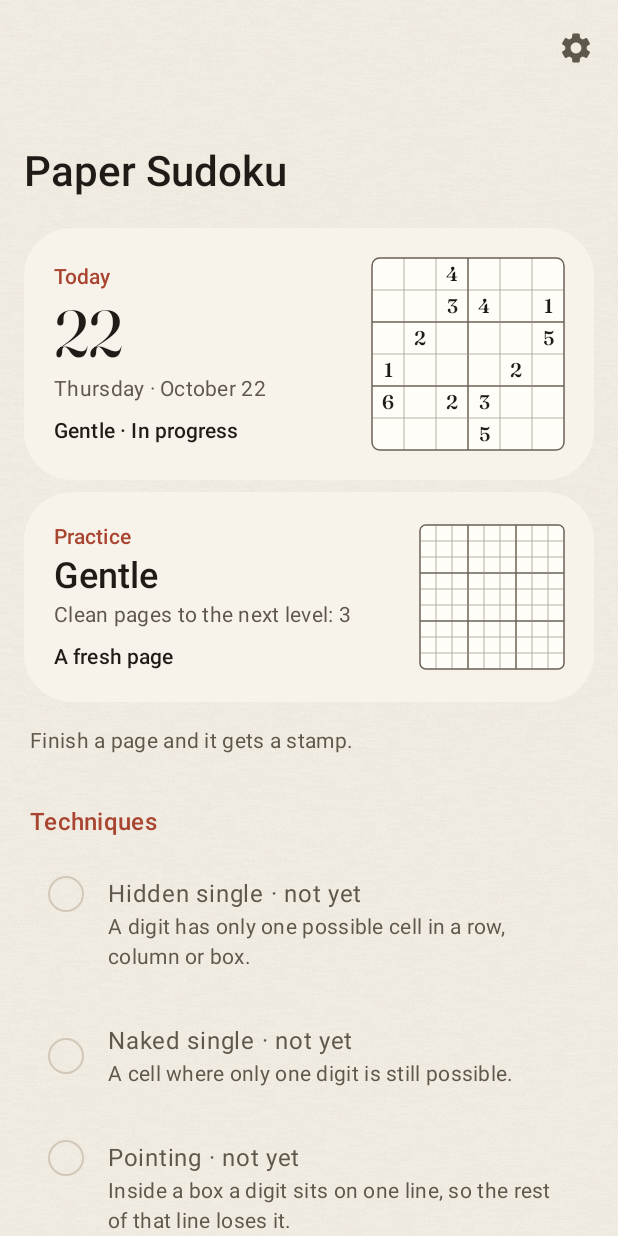
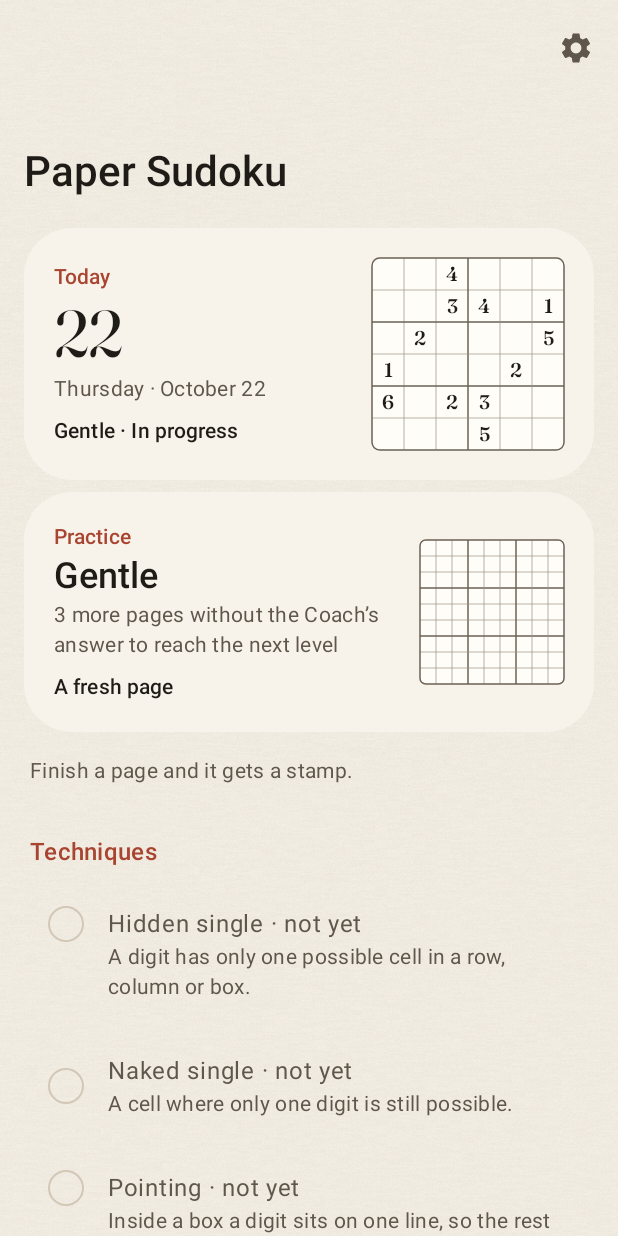
Before and after one commit to hxddh/paper-sudoku, an Android app built with Jetpack Compose: the screen it shows after launch (MainActivity), after a tap on "Notebook", on a phone screen of 412 x 824 dp. Run offline under Robolectric (Android 15) with nearby library versions, the phone set to English and light mode, and no system bars; our stand-ins replace Material 3 Expressive styles (plain Material 3 is drawn), Navigation 3, Room's generated code; libraries missing offline, so code that uses them is left out: androidx.glance, androidx.glance.action, androidx.glance.appwidget, androidx.glance.background, androidx.glance.color and 3 more; 4 statements that could not run were skipped.

Commit message:
v5 product: clean means no answer, honest Coach, first-run line, notebook from install, copy pass
- One rule for a clean page everywhere (no Coach answer): solved note, share,
  restart dialog; pointing out a wrong digit keeps a page clean.
- The Coach tags the technique it explains and marks the cell its note names
  (naked single from Look, the target from Why); Claiming gets its own tip.
- Notebook begins at install (or the earliest page held), handbook above the
  days, the stamp count includes practice pages.
- One how-to line on the status line until the first digit is written.
- Copy: 入门/进阶/挑战, 看/想/答, fixed Chinese X-Wing and calques, 'Pencil'
  throughout, practice progress as a plural, share without 'Daily Mini',
  'Print a blank copy' with the platform sans for words and a titled file.
- The Coach note grows with large text instead of hiding words.
- Docs no longer mention the journal or pause.

Co-Authored-By: Claude Opus 5.5 <noreply@anthropic.com>
Claude-Session: https://claude.ai/code/session_013hMTG2k8E5rJFySPfkKP58

```diff
--- a/app/src/main/kotlin/com/titpea/papersudoku/data/SettingsRepository.kt
+++ b/app/src/main/kotlin/com/titpea/papersudoku/data/SettingsRepository.kt
@@ -28,6 +28,8 @@ data class UserSettings(
     val autoClearNotes: Boolean = true,
     /** Techniques met in solved puzzles or explained by the Coach. */
     val techniquesMet: Set<Technique> = emptySet(),
+    /** The player has written a first digit; the one-line how-to stops showing. */
+    val wroteFirstDigit: Boolean = false,
 )
 
 interface SettingsStore {
@@ -55,6 +57,7 @@ class DataStoreSettings(context: Context) : SettingsStore {
             p[THEME_MODE] = next.theme.name
             p[AUTO_CLEAR_NOTES] = next.autoClearNotes
             p[TECHNIQUES_MET] = next.techniquesMet.map { it.name }.toSet()
+            p[WROTE_FIRST_DIGIT] = next.wroteFirstDigit
         }
     }
 
@@ -64,6 +67,7 @@ class DataStoreSettings(context: Context) : SettingsStore {
         techniquesMet = this[TECHNIQUES_MET].orEmpty()
             .mapNotNull { name -> Technique.entries.firstOrNull { it.name == name } }
             .toSet(),
+        wroteFirstDigit = this[WROTE_FIRST_DIGIT] ?: false,
     )
 
     private companion object {
@@ -72,5 +76,6 @@ class DataStoreSettings(context: Context) : SettingsStore {
         val THEME_MODE = stringPreferencesKey("theme_mode")
         val AUTO_CLEAR_NOTES = booleanPreferencesKey("auto_clear_notes")
         val TECHNIQUES_MET = stringSetPreferencesKey("techniques_met")
+        val WROTE_FIRST_DIGIT = booleanPreferencesKey("wrote_first_digit")
     }
 }
--- a/app/src/main/kotlin/com/titpea/papersudoku/notebook/NotebookScreen.kt
+++ b/app/src/main/kotlin/com/titpea/papersudoku/notebook/NotebookScreen.kt
@@ -262,7 +262,7 @@ private fun PracticeCard(
     val progress = if (next == null) {
         stringResource(R.string.practice_top_level)
     } else {
-        stringResource(R.string.practice_to_next, next)
+        pluralStringResource(R.plurals.practice_to_next, next, next)
     }
     val status = if (practice.saved != null) {
         stringResource(R.string.practice_continue, (practice.saved.number ?: 0) + 1)
--- a/app/src/main/kotlin/com/titpea/papersudoku/page/PageScreen.kt
+++ b/app/src/main/kotlin/com/titpea/papersudoku/page/PageScreen.kt
@@ -100,6 +100,7 @@ import androidx.compose.ui.semantics.LiveRegionMode
 import androidx.compose.ui.semantics.heading
 import androidx.compose.ui.semantics.liveRegion
 import androidx.compose.ui.semantics.semantics
+import androidx.compose.ui.text.style.TextAlign
 import androidx.compose.ui.unit.Dp
 import androidx.compose.ui.unit.dp
 import com.titpea.papersudoku.R
@@ -408,7 +409,7 @@ private fun WorkArea(
                 verticalArrangement = Arrangement.Bottom,
             ) {
                 PageToolbar(game, onEvent)
-                StatusLine(game, onEvent)
+                StatusLine(game, onEvent, showHint = !state.settings.wroteFirstDigit)
                 Keypad(game, onEvent)
             }
             WorkMode.Coach -> state.coach?.let { coach ->
@@ -416,8 +417,8 @@ private fun WorkArea(
                     coach = coach,
                     geometry = game.spec.geometry,
                     onEvent = onEvent,
-                    // A fixed height: the note scrolls inside rather than pushing the board.
-                    modifier = Modifier.fillMaxWidth().height(height).graphicsLayer {
+                    // The tools' height at normal sizes; with large text the note grows to show it all.
+                    modifier = Modifier.fillMaxWidth().heightIn(min = height).graphicsLayer {
                         val s = 1f - 0.06f * backProgress
                         scaleX = s
                         scaleY = s
@@ -447,13 +448,17 @@ private fun WorkArea(
     }
 }
 
-/** One quiet line between the tools and the digits that says which mode the pen is in. */
+/**
+ * One quiet line between the tools and the digits that says which mode the pen is in. Until the
+ * first digit is ever written it carries the one how-to the app has.
+ */
 @Composable
-private fun StatusLine(game: GameState, onEvent: (PageEvent) -> Unit) {
+private fun StatusLine(game: GameState, onEvent: (PageEvent) -> Unit, showHint: Boolean) {
     val held = game.lockedDigit
     val text = when {
         held != null -> stringResource(R.string.status_holding, held)
         game.notesMode -> stringResource(R.string.status_pencil)
+        showHint -> stringResource(R.string.status_hint)
         else -> ""
     }
     Box(
@@ -473,7 +478,13 @@ private fun StatusLine(game: GameState, onEvent: (PageEvent) -> Unit) {
                 Text(text, style = MaterialTheme.typography.labelLarge)
             }
         } else if (text.isNotEmpty()) {
-            Text(text, style = MaterialTheme.typography.labelMedium, color = PaperTheme.ink.pencil)
+            Text(
+                text,
+                style = MaterialTheme.typography.labelMedium,
+                color = PaperTheme.ink.pencil,
+                textAlign = TextAlign.Center,
+                modifier = Modifier.padding(horizontal = 8.dp),
+            )
         }
     }
 }
--- a/app/src/main/kotlin/com/titpea/papersudoku/page/PageViewModel.kt
+++ b/app/src/main/kotlin/com/titpea/papersudoku/page/PageViewModel.kt
@@ -225,6 +225,10 @@ class PageViewModel(
         }
         scheduleSave()
         feedback?.let { _effects.trySend(it) }
+        // The one-line how-to is shown until the player writes a first digit.
+        if (after.values != before.values && !current.settings.wroteFirstDigit) {
+            viewModelScope.launch { updateSettings { it.copy(wroteFirstDigit = true) } }
+        }
     }
 
     // endregion
--- a/app/src/main/kotlin/com/titpea/papersudoku/share/Sharing.kt
+++ b/app/src/main/kotlin/com/titpea/papersudoku/share/Sharing.kt
@@ -17,10 +17,11 @@ fun shareText(context: Context, game: GameState): String {
     val spec = game.spec
     val difficulty = res.getString(difficultyRes(spec.difficulty))
     val time = formatElapsed(game.elapsedMillis / 1_000)
-    val coach = res.getString(if (game.coach.deepest == 0) R.string.share_clean else R.string.share_coached)
+    // Clean means the Coach never gave an answer (the same rule as stamps and practice levels).
+    val coach = res.getString(if (game.coach.deepest < 3) R.string.share_clean else R.string.share_coached)
     val day = spec.epochDay
     val heading = if (spec.kind == PuzzleKind.Daily && day != null) {
-        val date = LocalDate.ofEpochDay(day).format(DateTimeFormatter.ofLocalizedDate(FormatStyle.MEDIUM))
+        val date = LocalDate.ofEpochDay(day).format(DateTimeFormatter.ofLocalizedDate(FormatStyle.LONG))
         res.getString(R.string.share_heading_daily, date)
     } else {
         res.getString(R.string.share_heading_classic, (spec.number ?: 0) + 1)
--- a/app/src/main/res/values/plurals.xml
+++ b/app/src/main/res/values/plurals.xml
@@ -4,4 +4,8 @@
         <item quantity="one">%1$d page stamped.</item>
         <item quantity="other">%1$d pages stamped.</item>
     </plurals>
+    <plurals name="practice_to_next">
+        <item quantity="one">One more page without the Coach’s answer to reach the next level</item>
+        <item quantity="other">%1$d more pages without the Coach’s answer to reach the next level</item>
+    </plurals>
 </resources>
--- a/app/src/main/res/values/strings.xml
+++ b/app/src/main/res/values/strings.xml
@@ -4,7 +4,7 @@
     <string name="difficulty_gentle">Gentle</string>
     <string name="difficulty_steady">Steady</string>
     <string name="difficulty_tricky">Tricky</string>
-    <string name="action_print">Print</string>
+    <string name="action_print">Print a blank copy</string>
     <string name="action_share">Share</string>
     <string name="more_options">More options</string>
     <string name="menu_restart">Restart this puzzle</string>
@@ -12,7 +12,7 @@
     <string name="cancel">Cancel</string>
     <string name="undo">Undo</string>
     <string name="erase">Erase</string>
-    <string name="notes">Notes</string>
+    <string name="notes">Pencil</string>
     <string name="coach">Coach</string>
     <string name="keypad_digit">%1$d, %2$d left</string>
     <string name="keypad_done">%1$d, all placed</string>
@@ -22,7 +22,7 @@
     <string name="cell_empty">empty</string>
     <string name="cell_given">printed %1$d</string>
     <string name="cell_entered">written %1$d</string>
-    <string name="cell_notes">notes %1$s</string>
+    <string name="cell_notes">pencil marks %1$s</string>
     <string name="cell_conflict">clashes with another digit</string>
     <string name="unit_row">row %1$d</string>
     <string name="unit_column">column %1$d</string>
@@ -41,22 +41,22 @@
     <string name="coach_none_title">Nothing simple right now.</string>
     <string name="coach_none_body">Look again after your next move.</string>
     <string name="coach_mistake_title">Something doesn\'t fit.</string>
-    <string name="coach_mistake_look">One of your digits won\'t survive to the end. Check %1$s.</string>
+    <string name="coach_mistake_look">One digit you wrote doesn’t match the solution. Check %1$s.</string>
     <string name="coach_mistake_why">Row %1$d, column %2$d can\'t be %3$d — the finished grid needs something else there.</string>
     <string name="coach_mistake_answer">Erase the %3$d at row %1$d, column %2$d and carry on.</string>
     <string name="look_hidden_single">One digit has only one home here.</string>
     <string name="look_naked_single">This cell has only one candidate left.</string>
-    <string name="look_locked">One digit is boxed into a single line. Follow it.</string>
+    <string name="look_locked">In this box, one digit can only sit on one line. Follow that line.</string>
     <string name="look_naked_pair">Two cells are holding the same two digits.</string>
     <string name="look_hidden_pair">Two digits share the same two cells.</string>
     <string name="look_x_wing">One digit forms a rectangle across two lines.</string>
-    <string name="why_hidden_single">In %1$s, %2$d fits only one cell: every other empty cell already sees a %2$d.</string>
-    <string name="why_naked_single">%1$s sees every digit except %2$d in its row, column and box.</string>
-    <string name="why_pointing">In %1$s, every %2$d sits in %3$s. So the rest of %3$s can\'t be %2$d.</string>
-    <string name="why_claiming">In %1$s, every %2$d sits inside %3$s. So the rest of %3$s can\'t be %2$d.</string>
+    <string name="why_hidden_single">In %1$s, %2$d fits only one cell: every other empty cell already has a %2$d in its row, column or box.</string>
+    <string name="why_naked_single">The cell at %1$s sees every digit except %2$d in its row, column and box.</string>
+    <string name="why_pointing">In %1$s, every place a %2$d could go is in %3$s. So the rest of %3$s can’t be %2$d.</string>
+    <string name="why_claiming">In %1$s, every place a %2$d could go is inside %3$s. So the rest of %3$s can’t be %2$d.</string>
     <string name="why_naked_pair">In %1$s, two cells can only be %2$d or %3$d. They take both, so no other cell there can.</string>
     <string name="why_hidden_pair">In %1$s, %2$d and %3$d fit only the same two cells, so those cells hold nothing else.</string>
-    <string name="why_x_wing">In %1$s and %2$s, %5$d fits only where they cross %3$s and %4$s. One %5$d per line must use those corners, so the rest of %3$s and %4$s can\'t be %5$d.</string>
+    <string name="why_x_wing">In %1$s and %2$s, %5$d fits only where they cross %3$s and %4$s. Each line takes one of those corners, so the rest of %3$s and %4$s can’t be %5$d.</string>
     <string name="technique_hidden_single">Hidden single</string>
     <string name="technique_naked_single">Naked single</string>
     <string name="technique_pointing">Pointing</string>
@@ -74,12 +74,12 @@
     <string name="technique_met">met</string>
     <string name="technique_not_met">not yet</string>
     <string name="stamp_title">SOLVED</string>
-    <string name="coach_usage_none">No Coach. A clean page.</string>
-    <string name="coach_usage_look">The Coach pointed the way.</string>
-    <string name="coach_usage_why">The Coach explained a step.</string>
+    <string name="coach_usage_none">A clean page, no Coach.</string>
+    <string name="coach_usage_look">The Coach pointed the way. Still a clean page.</string>
+    <string name="coach_usage_why">The Coach explained a step. Still a clean page.</string>
     <string name="coach_usage_answer">The Coach gave an answer.</string>
     <string name="restart_title">Restart this puzzle?</string>
-    <string name="restart_body">Your digits, notes and time on this page will be cleared.</string>
+    <string name="restart_body">Your digits, pencil marks and time on this page will be cleared. The Coach’s help stays on record.</string>
     <string name="restart_confirm">Restart</string>
     <string name="settings_title">Settings</string>
     <string name="settings_appearance">Appearance</string>
@@ -88,28 +88,28 @@
     <string name="theme_light">Paper</string>
     <string name="theme_dark">Night</string>
     <string name="settings_play">Play</string>
-    <string name="settings_auto_clear">Tidy notes</string>
-    <string name="settings_auto_clear_desc">Writing a digit removes it from notes in the same row, column and box.</string>
+    <string name="settings_auto_clear">Tidy pencil marks</string>
+    <string name="settings_auto_clear_desc">Writing a digit removes it from pencil marks in the same row, column and box.</string>
     <string name="settings_about">About</string>
     <string name="settings_version">Version %1$s</string>
     <string name="settings_privacy_title">Privacy</string>
-    <string name="settings_privacy_body">No accounts, ads, analytics or network access. Your games stay on this device and in your own Android backup.</string>
+    <string name="settings_privacy_body">No accounts, ads, analytics or network access. Your notebook stays on this device and in your own Android backup.</string>
     <string name="settings_fonts_title">Typeface</string>
     <string name="settings_fonts_body">Fraunces by Undercase Type, SIL Open Font License 1.1.</string>
     <string name="share_chooser">Share your page</string>
-    <string name="share_heading_daily">Paper Sudoku · Daily Mini · %1$s</string>
+    <string name="share_heading_daily">Paper Sudoku · Today’s page · %1$s</string>
     <string name="share_heading_classic">Paper Sudoku · Practice page %1$d</string>
     <string name="share_body">%1$s\n%2$s · %3$s · %4$s</string>
-    <string name="share_clean">no Coach</string>
-    <string name="share_coached">with the Coach</string>
+    <string name="share_clean">no Coach answers</string>
+    <string name="share_coached">with the Coach’s answer</string>
     <string name="print_title_daily">Paper Sudoku · %1$s · %2$s</string>
-    <string name="print_title_classic">Paper Sudoku · Practice page %1$d · %2$s</string>
+    <string name="print_title_classic">Paper Sudoku · Practice · %2$s · page %1$d</string>
     <string name="print_footer">Printed from Paper Sudoku. Pencil recommended.</string>
     <string name="shortcut_move">Move between cells (arrow keys)</string>
-    <string name="shortcut_digit">Write a digit (1–9)</string>
+    <string name="shortcut_digit">Write a digit</string>
     <string name="shortcut_erase">Erase</string>
     <string name="shortcut_undo">Undo</string>
-    <string name="shortcut_notes">Notes on or off</string>
+    <string name="shortcut_notes">Pencil on or off</string>
     <string name="shortcut_coach">Ask the Coach / next step</string>
     <string name="keypad_held">%1$d, held. Tap cells to write it</string>
     <string name="loupe_label">R%1$d C%2$d</string>
@@ -129,12 +129,11 @@
     <string name="practice_continue">Continue page %1$d</string>
     <string name="practice_new_page">A fresh page</string>
     <string name="practice_page">Page %1$d</string>
-    <string name="practice_to_next">Clean pages to the next level: %1$d</string>
     <string name="practice_top_level">Top level: hidden pairs and X-Wings</string>
     <string name="settings_language">Language</string>
     <string name="settings_language_desc">Choose the app’s language in system settings</string>
     <string name="shortcut_put_down">Put down a held digit or close the Coach (Esc)</string>
-    <string name="solved_back_to_notebook">Notebook</string>
+    <string name="solved_back_to_notebook">Back to the notebook</string>
     <string name="solved_line">Solved · %1$s</string>
     <string name="solved_next_practice">Next page</string>
     <string name="solved_open_practice">Practice</string>
@@ -150,4 +149,6 @@
     <string name="cell_coach_answer">the Coach suggests %1$d</string>
     <string name="cell_coach_removes">the Coach rules out %1$s</string>
     <string name="coach_step_progress">Step %1$d of %2$d: %3$s</string>
+    <string name="look_claiming">On this line, one digit can only sit inside one box. Look at that box.</string>
+    <string name="status_hint">Tap a cell, then a digit — or press and slide to aim.</string>
 </resources>
```
Also changed, not shown: app/src/main/kotlin/com/titpea/papersudoku/page/CoachMarks.kt (+8 -4 lines), app/src/main/kotlin/com/titpea/papersudoku/page/MarginNote.kt (+11 -12 lines), app/src/main/kotlin/com/titpea/papersudoku/share/PuzzlePrinter.kt (+8 -2 lines), 7 other files.
